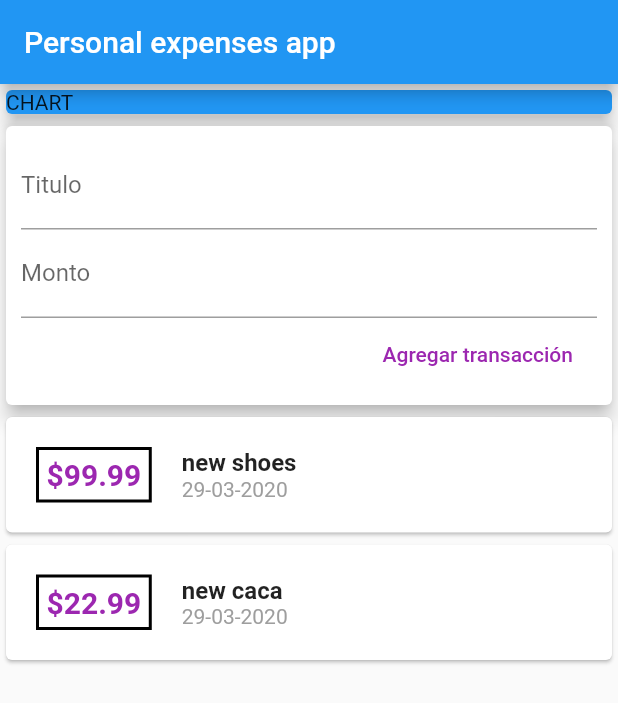
After one commit to oscarlolero/personal_expenses, a Flutter app: the screen it shows after launch, after a tap on "Agregar transacción", on a phone screen of 412 x 824 dp. The commit adds this screen. Shown: the top 703 px of the screen. Run offline on Flutter 3.47's test engine with Material 2 defaults, Android fonts, the phone set to English and light mode, and no system bars.

Commit message:
Se termina formulario

```diff
--- /dev/null
+++ b/lib/widgets/new_transaction.dart
@@ -0,0 +1,51 @@
+import 'package:flutter/material.dart';
+
+class NewTransaction extends StatelessWidget {
+  final Function newTransactionHandler;
+
+  NewTransaction(this.newTransactionHandler);
+
+  final titleController = TextEditingController();
+  final amountController = TextEditingController();
+
+  void submitData() {
+    final enteredTitle = titleController.text;
+    final enteredAmount = double.parse(amountController.text);
+    if(enteredTitle.isEmpty || enteredAmount <= 0) {
+      return;
+    }
+
+    newTransactionHandler(enteredTitle, enteredAmount);
+  }
+
+  @override
+  Widget build(BuildContext context) {
+    return Card(
+      elevation: 5,
+      child: Container(
+        padding: EdgeInsets.all(10),
+        child: Column(
+          crossAxisAlignment: CrossAxisAlignment.end,
+          children: <Widget>[
+            TextField(
+              decoration: InputDecoration(labelText: 'Titulo'),
+              controller: titleController,
+              onSubmitted: (_) => submitData(),
+            ),
+            TextField(
+              decoration: InputDecoration(labelText: 'Monto'),
+              controller: amountController,
+              keyboardType: TextInputType.number,
+              onSubmitted: (_) => submitData(),
+            ),
+            FlatButton(
+              child: Text('Agregar transacción'),
+              textColor: Colors.purple,
+              onPressed: submitData,
+            )
+          ],
+        ),
+      ),
+    );
+  }
+}
--- /dev/null
+++ b/lib/widgets/transaction_list.dart
@@ -0,0 +1,58 @@
+import 'package:flutter/material.dart';
+import 'package:intl/intl.dart';
+
+import '../models/transaction.dart';
+class TransactionList extends StatelessWidget {
+  final List<Transaction> userTransactions;
+  TransactionList(this.userTransactions);
+
+  @override
+  Widget build(BuildContext context) {
+    return Container(
+      height: 300,
+      child: ListView.builder(
+        itemBuilder: (ctx, index) {
+          return Card(
+              child: Row(
+                children: <Widget>[
+                  Container(
+                    margin: EdgeInsets.all(20),
+                    padding: EdgeInsets.all(5),
+                    decoration: BoxDecoration(
+                        border: Border.all(
+                          color: Colors.black,
+                          width: 2,
+                        )),
+                    child: Text(
+                      '\$${userTransactions[index].amount.toStringAsFixed(2)}',
+                      style: TextStyle(
+                        fontWeight: FontWeight.bold,
+                        fontSize: 20,
+                        color: Colors.purple,
+                      ),
+                    ),
+                  ),
+                  Column(
+                    crossAxisAlignment: CrossAxisAlignment.start,
+                    children: <Widget>[
+                      Text(
+                        userTransactions[index].title,
+                        style: TextStyle(
+                          fontWeight: FontWeight.bold,
+                          fontSize: 16,
+                        ),
+                      ),
+                      Text(
+                        DateFormat('dd-MM-yyyy').format(userTransactions[index].date),
+                        style: TextStyle(color: Colors.grey),
+                      ),
+                    ],
+                  )
+                ],
+              ));
+        },
+        itemCount: userTransactions.length,
+      ),
+    );
+  }
+}
--- /dev/null
+++ b/lib/widgets/user_transactions.dart
@@ -0,0 +1,42 @@
+import 'package:flutter/material.dart';
+
+import './transaction_list.dart';
+import './new_transaction.dart';
+import '../models/transaction.dart';
+
+class UserTransactions extends StatefulWidget {
+  @override
+  _UserTransactionsState createState() => _UserTransactionsState();
+}
+
+class _UserTransactionsState extends State<UserTransactions> {
+  final List<Transaction> _userTransactions = [
+    Transaction(
+        id: 't1', title: 'new shoes', amount: 99.99, date: DateTime.now()),
+    Transaction(
+        id: 't2', title: 'new caca', amount: 22.99, date: DateTime.now()),
+  ];
+
+  void _addNewTransaction(String titleOfTx, double amountOfTx) {
+    final newTransaction = Transaction(
+      title: titleOfTx,
+      amount: amountOfTx,
+      date: DateTime.now(),
+      id: DateTime.now().toString(),
+    );
+
+    setState(() {
+      _userTransactions.add(newTransaction);
+    });
+  }
+
+  @override
+  Widget build(BuildContext context) {
+    return Column(
+      children: <Widget>[
+        NewTransaction(_addNewTransaction),
+        TransactionList(_userTransactions),
+      ],
+    );
+  }
+}
```
Also changed, not shown: lib/main.dart (+6 -69 lines), lib/models/transaction.dart (renamed from lib/transaction.dart).
